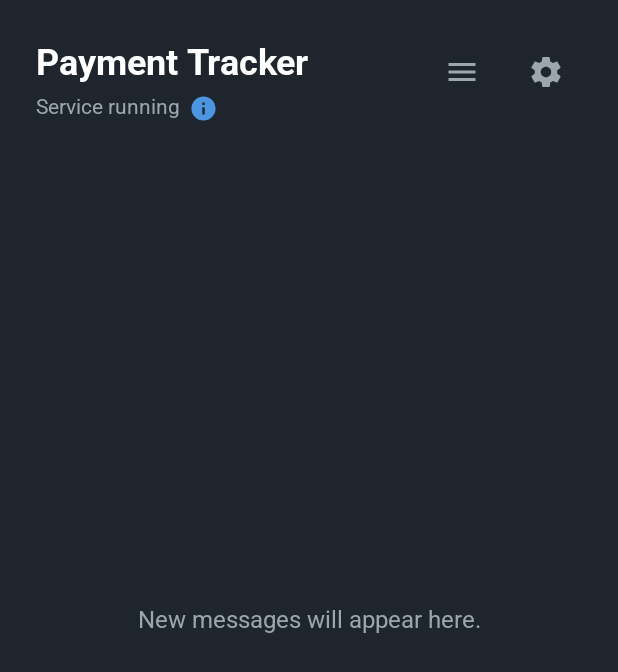
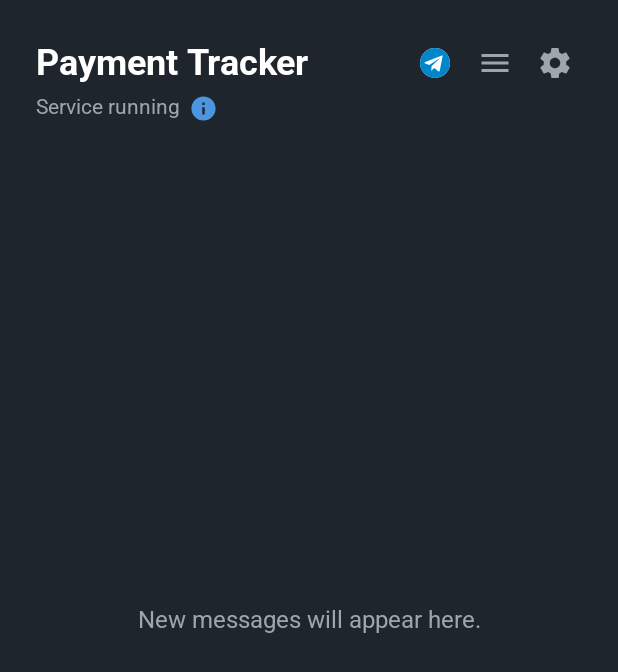
Before and after one commit to Bharathboy/Payment_Tracker, an Android app: the screen it shows after launch (MainActivity), on a phone screen of 412 x 824 dp. Shown: the top 672 px of the screen. Run offline under Robolectric (Android 15) with nearby library versions, the phone set to English and light mode, and no system bars.

Commit message:
added tg

```diff
--- a/app/src/main/java/com/example/paymenttracker/MainActivity.java
+++ b/app/src/main/java/com/example/paymenttracker/MainActivity.java
@@ -110,6 +110,18 @@ public class MainActivity extends AppCompatActivity implements TelegramSender.Te
             sharedPreferences.edit().remove(MESSAGES).apply();
             Log.d("MainActivity", "Detected old data format and cleared messages from SharedPreferences.");
         }
+
+
+        ImageButton telegramButton = findViewById(R.id.telegramButton);
+        telegramButton.setOnClickListener(new View.OnClickListener() {
+            @Override
+            public void onClick(View v) {
+                String url = "https://telegram.me/blaze_updatez";// Replace with your actual channel link
+                Intent intent = new Intent(Intent.ACTION_VIEW);
+                intent.setData(Uri.parse(url));
+                startActivity(intent);
+            }
+        });
 
         ImageButton settingsButton = findViewById(R.id.settingsButton);
         ImageButton menuButton = findViewById(R.id.menuButton);
--- /dev/null
+++ b/app/src/main/res/drawable/ic_telegram.xml
@@ -0,0 +1,17 @@
+<?xml version="1.0" encoding="utf-8"?>
+<vector xmlns:android="http://schemas.android.com/apk/res/android"
+    android:width="24dp"
+    android:height="24dp"
+    android:viewportWidth="24"
+    android:viewportHeight="24">
+
+    <!-- Blue circular background -->
+    <path
+        android:fillColor="#FFFFFF"
+        android:pathData="M12,2a10,10 0 1,0 0,20a10,10 0 1,0 0,-20z" />
+
+    <!-- White paper plane icon -->
+    <path
+        android:fillColor="#0087CB"
+        android:pathData="M11.99432,2a10,10,0,1,0,10,10A9.99917,9.99917,0,0,0,11.99432,2Zm3.17951,15.15247a.70547.70547,0,0,1-1.002.3515l-2.71467-2.10938L9.71484,17.002a.29969.29969,0,0,1-.285.03894l.334-2.98846.01069.00848.00683-.059s4.885-4.44751,5.084-4.637c.20147-.189.135-.23.135-.23.01147-.23053-.36152,0-.36152,0L8.16632,13.299l-2.69549-.918s-.414-.1485-.453-.475c-.041-.324.46649-.5.46649-.5l10.717-4.25751s.881-.39252.881.25751Z" />
+</vector>
--- a/app/src/main/res/layout/activity_main.xml
+++ b/app/src/main/res/layout/activity_main.xml
@@ -24,10 +24,10 @@
 
     <ImageButton
         android:id="@+id/notificationButton"
-        android:layout_width="48dp"
-        android:layout_height="48dp"
+        android:layout_width="36dp"
+        android:layout_height="36dp"
         android:layout_marginTop="24dp"
-        android:layout_marginEnd="8dp"
+        android:layout_marginEnd="4dp"
         android:background="?attr/selectableItemBackgroundBorderless"
         android:contentDescription="Error"
         android:padding="8dp"
@@ -38,11 +38,25 @@
         app:layout_constraintTop_toTopOf="parent" />
 
     <ImageButton
+        android:id="@+id/telegramButton"
+        android:layout_width="36dp"
+        android:layout_height="36dp"
+        android:layout_marginTop="24dp"
+        android:layout_marginEnd="4dp"
+        android:background="?attr/selectableItemBackgroundBorderless"
+        android:contentDescription="Telegram Channel"
+        android:padding="8dp"
+        android:src="@drawable/ic_telegram"
+        android:animateLayoutChanges="true"
+        app:layout_constraintEnd_toStartOf="@+id/notificationButton"
+        app:layout_constraintTop_toTopOf="parent" />
+
+    <ImageButton
         android:id="@+id/menuButton"
-        android:layout_width="48dp"
-        android:layout_height="48dp"
+        android:layout_width="36dp"
+        android:layout_height="36dp"
         android:layout_marginTop="24dp"
-        android:layout_marginEnd="8dp"
+        android:layout_marginEnd="4dp"
         android:background="?attr/selectableItemBackgroundBorderless"
         android:contentDescription="Menu"
         android:padding="8dp"
@@ -54,8 +68,8 @@
 
     <ImageButton
         android:id="@+id/settingsButton"
-        android:layout_width="48dp"
-        android:layout_height="48dp"
+        android:layout_width="36dp"
+        android:layout_height="36dp"
         android:layout_marginTop="24dp"
         android:layout_marginEnd="24dp"
         android:background="?attr/selectableItemBackgroundBorderless"
@@ -109,7 +123,6 @@
         app:layout_constraintStart_toStartOf="parent"
         app:layout_constraintTop_toBottomOf="@id/statusTextView"
         tools:listitem="@layout/item_message_card" />
-
     <TextView
         android:id="@+id/emptyStateText"
         android:layout_width="wrap_content"
```
